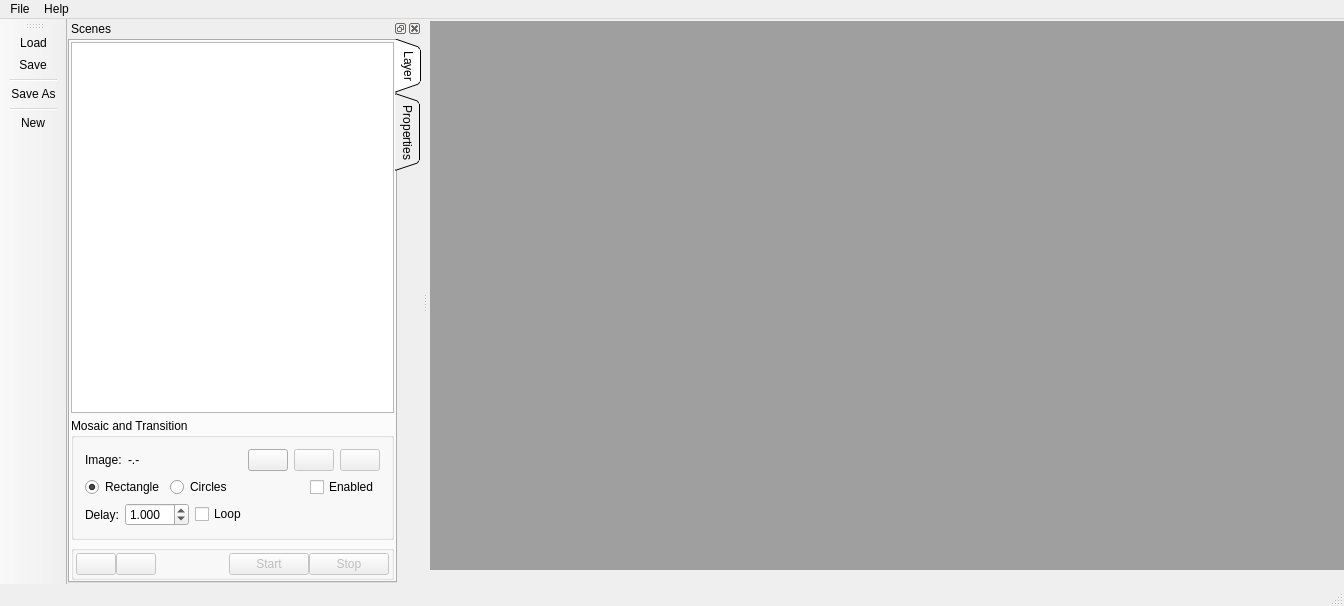
QtWorks/sceneeditor, file SeMainWindow.ui: the form before one commit.
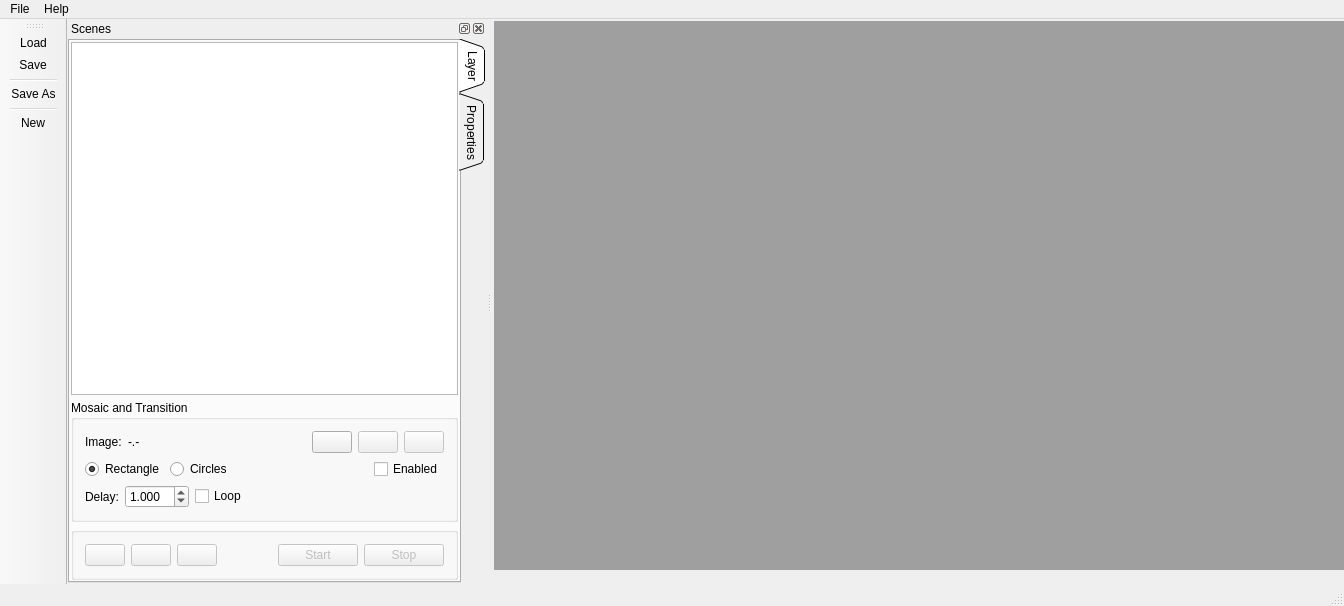
The form after the commit. Icons and pictures are not drawn. Custom widgets are drawn as their Qt base class.

Commit message:
WebSocket deployment direct to the Node.js RaspberryPi part.
See https://github.com/cbries/rgbwall/tree/master/RaspberryPi

```diff
--- a/SeMainWindow.ui
+++ b/SeMainWindow.ui
@@ -106,7 +106,7 @@
   <widget class="QDockWidget" name="dockScenes">
    <property name="minimumSize">
     <size>
-     <width>355</width>
+     <width>374</width>
      <height>462</height>
     </size>
    </property>
@@ -348,21 +348,6 @@
             <string/>
            </property>
            <layout class="QHBoxLayout" name="horizontalLayout_7">
-            <property name="spacing">
-             <number>0</number>
-            </property>
-            <property name="leftMargin">
-             <number>2</number>
-            </property>
-            <property name="topMargin">
-             <number>2</number>
-            </property>
-            <property name="rightMargin">
-             <number>2</number>
-            </property>
-            <property name="bottomMargin">
-             <number>2</number>
-            </property>
             <item>
              <widget class="QPushButton" name="cmdDeploy">
               <property name="enabled">
@@ -397,6 +382,30 @@
               </property>
              </widget>
             </item>
+            <item>
+             <widget class="QPushButton" name="cmdDeployWebSocket">
+              <property name="enabled">
+               <bool>false</bool>
+              </property>
+              <property name="toolTip">
+               <string>Open a WebSocket connection to a RGB wall and deploy the current shown layer.</string>
+              </property>
+              <property name="text">
+               <string/>
+              </property>
+              <property name="icon">
+               <iconset resource="images.qrc">
+                <normaloff>:/Images/websocket0.png</normaloff>:/Images/websocket0.png</iconset>
+              </property>
+             </widget>
+            </item>
+            <item>
+             <widget class="QLabel" name="lblDeployWebSocket">
+              <property name="text">
+               <string/>
+              </property>
+             </widget>
+            </item>
             <item>
              <spacer name="horizontalSpacer_4">
               <property name="orientation">
```
Left out of the diff: 10 changed lines with no effect on the pictures. The commit also changes 20 other files.
